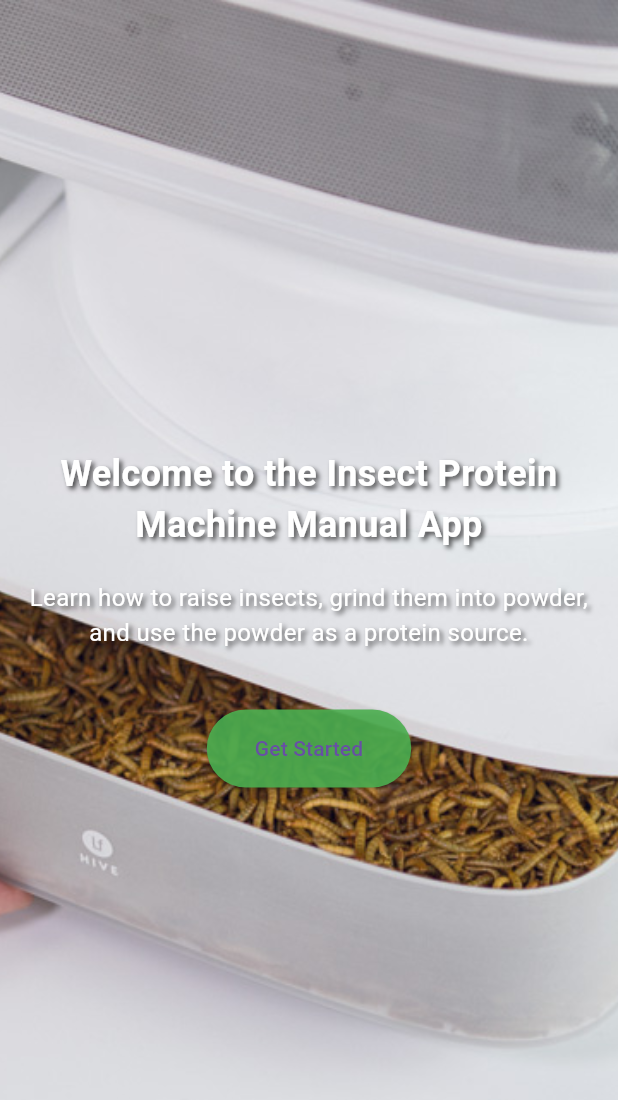
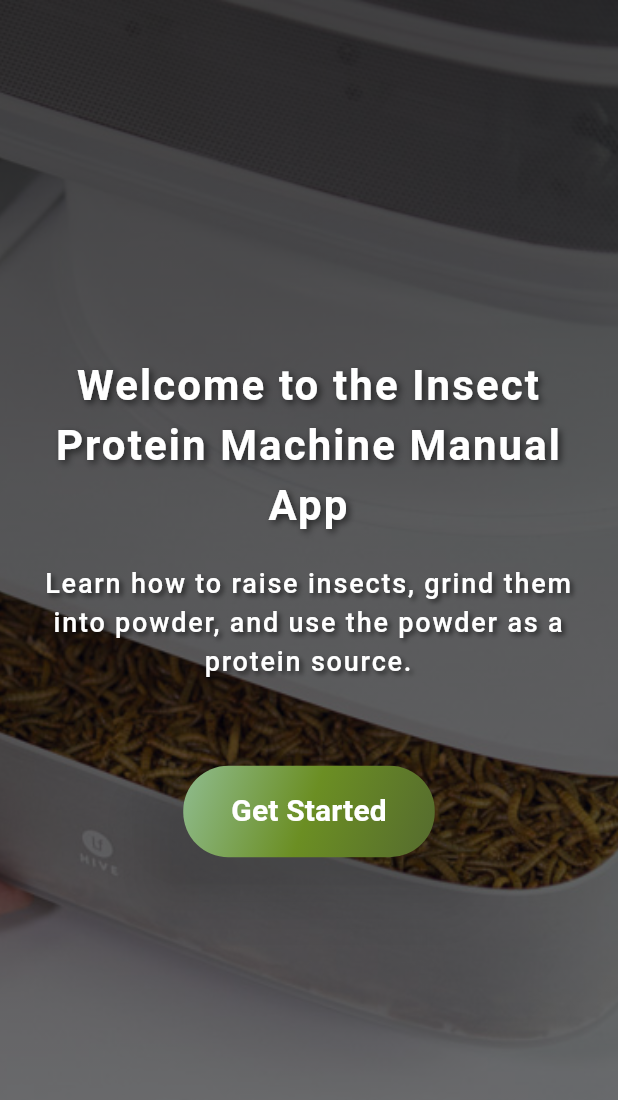
Before and after one commit to BeamSol/insect-protein-farming-manual, a Flutter app: the screen it shows after launch, on a phone screen of 412 x 824 dp. Shown: the top 1100 px of the screen. Run offline on Flutter 3.47's test engine with Material 3 defaults, Android fonts, the phone set to English and light mode, and no system bars.

Commit message:
Update UI of Welcome page

```diff
--- a/my_app/lib/screens/welcome_screen.dart
+++ b/my_app/lib/screens/welcome_screen.dart
@@ -7,11 +7,26 @@ class WelcomeScreen extends StatelessWidget {
     return Scaffold(
       body: Stack(
         children: [
-          // Background image
+          // Background image with a more neutral tone
           Positioned.fill(
             child: Image.asset(
               'assets/image.jpg',
               fit: BoxFit.cover, // Fills the entire screen
+            ),
+          ),
+          // Darker gradient overlay for better text visibility
+          Positioned.fill(
+            child: Container(
+              decoration: BoxDecoration(
+                gradient: LinearGradient(
+                  colors: [
+                    Colors.black.withOpacity(0.7), // Darker at the top
+                    Colors.black.withOpacity(0.5), // Lighter towards bottom
+                  ],
+                  begin: Alignment.topCenter,
+                  end: Alignment.bottomCenter,
+                ),
+              ),
             ),
           ),
           // Overlay content
@@ -23,40 +38,57 @@ class WelcomeScreen extends StatelessWidget {
                 child: Column(
                   mainAxisAlignment: MainAxisAlignment.center,
                   children: [
-                    Text(
+                    // App Title with animation
+                    AnimatedOpacity(
+                      duration: Duration(seconds: 2),
+                      opacity: 1.0,
+                      child: Text(
                         'Welcome to the Insect Protein Machine Manual App',
                         textAlign: TextAlign.center,
                         style: TextStyle(
-                        fontSize: 24,
+                          fontSize: 28,
                           fontWeight: FontWeight.bold,
-                        color: Colors.white, // White text for visibility
+                          color: Colors.white,
+                          letterSpacing: 1.4,
                           shadows: [
                             Shadow(
-                            blurRadius: 4,
-                            color: Colors.black.withOpacity(0.7),
+                              blurRadius: 6,
+                              color: Colors.black.withOpacity(0.6),
                               offset: Offset(2, 2),
                             ),
                           ],
                         ),
                       ),
+                    ),
                     SizedBox(height: 20),
-                    Text(
+                    // Subtitle with animation
+                    AnimatedOpacity(
+                      duration: Duration(seconds: 2),
+                      opacity: 1.0,
+                      child: Text(
                         'Learn how to raise insects, grind them into powder, and use the powder as a protein source.',
                         textAlign: TextAlign.center,
                         style: TextStyle(
-                        fontSize: 16,
-                        color: Colors.white, // White text for visibility
+                          fontSize: 18,
+                          color: Colors.white,
+                          fontWeight: FontWeight.w500,
+                          letterSpacing: 1.2,
                           shadows: [
                             Shadow(
                               blurRadius: 4,
-                            color: Colors.black.withOpacity(0.7),
+                              color: Colors.black.withOpacity(0.6),
                               offset: Offset(2, 2),
                             ),
                           ],
                         ),
                       ),
+                    ),
                     SizedBox(height: 40),
-                    ElevatedButton(
+                    // Get Started Button with animated effect and rounded corners using natural tones
+                    AnimatedOpacity(
+                      duration: Duration(seconds: 2),
+                      opacity: 1.0,
+                      child: ElevatedButton(
                         onPressed: () {
                           Navigator.push(
                             context,
@@ -65,11 +97,42 @@ class WelcomeScreen extends StatelessWidget {
                           );
                         },
                         style: ElevatedButton.styleFrom(
-                        padding:
-                            EdgeInsets.symmetric(horizontal: 32, vertical: 16),
-                        backgroundColor: Colors.green.withOpacity(0.9),
+                          padding: EdgeInsets.symmetric(
+                              horizontal: 32, vertical: 16),
+                          shape: RoundedRectangleBorder(
+                            borderRadius: BorderRadius.circular(30),
                           ),
-                      child: Text('Get Started'),
+                          elevation: 12,
+                          shadowColor: Colors.black.withOpacity(0.4),
+                          backgroundColor: Colors.transparent,
+                        ),
+                        child: Ink(
+                          decoration: BoxDecoration(
+                            gradient: LinearGradient(
+                              colors: [
+                                Color(0xFF8FBC8F), // Soft green
+                                Color(0xFF6B8E23), // Olive green
+                                Color(0xFF556B2F), // Dark olive green
+                              ],
+                              begin: Alignment.topLeft,
+                              end: Alignment.bottomRight,
+                            ),
+                            borderRadius: BorderRadius.circular(30),
+                          ),
+                          child: Container(
+                            padding: EdgeInsets.symmetric(
+                                horizontal: 32, vertical: 16),
+                            child: Text(
+                              'Get Started',
+                              style: TextStyle(
+                                fontSize: 20,
+                                fontWeight: FontWeight.bold,
+                                color: Colors.white,
+                              ),
+                            ),
+                          ),
+                        ),
+                      ),
                     ),
                   ],
                 ),
```
Lines whose indentation alone changed are shown as unchanged.
